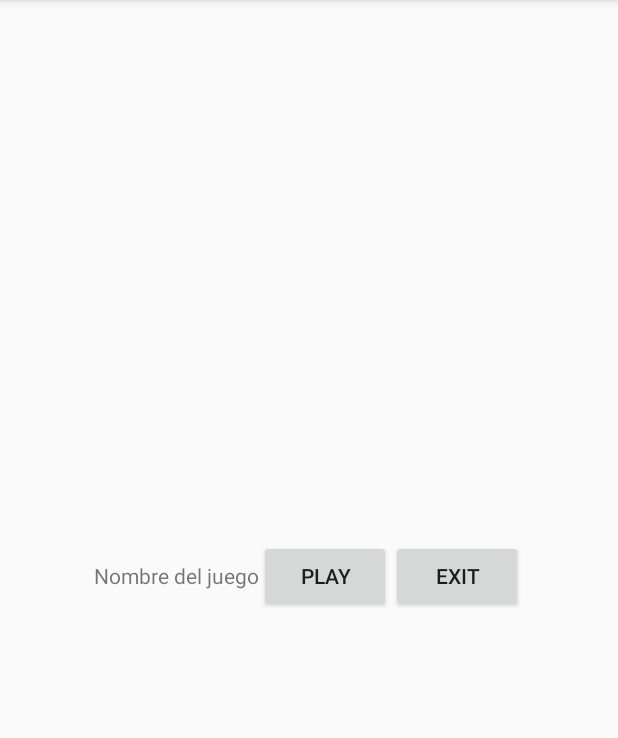
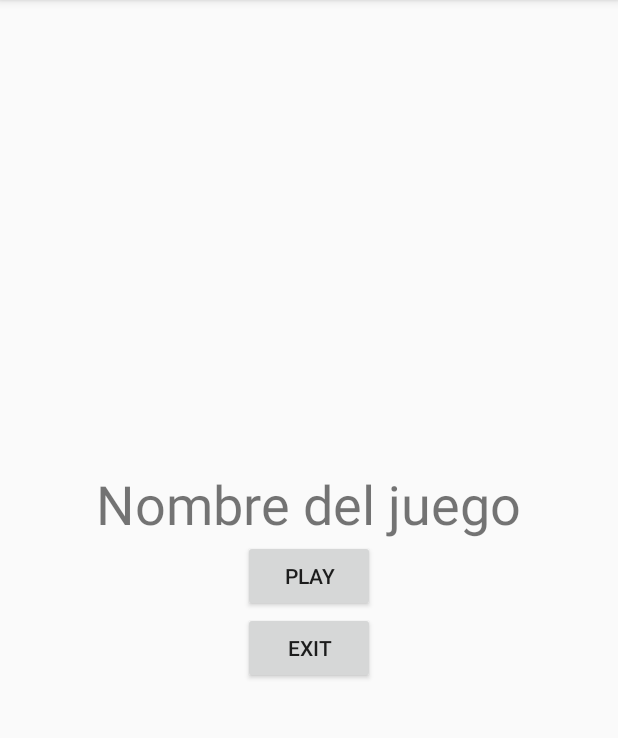
Before and after one commit to Darakdk/TestGit, an Android app: the screen it shows after launch (MainActivity), on a phone screen of 412 x 824 dp, the part 84-822 px from its top. Run offline under Robolectric (Android 15) with nearby library versions, the phone set to English and light mode, and no system bars.

Commit message:
Eso es para que veas lo guay que soy

```diff
--- a/app/src/main/res/layout/activity_main.xml
+++ b/app/src/main/res/layout/activity_main.xml
@@ -8,7 +8,8 @@
     android:paddingRight="@dimen/activity_horizontal_margin"
     android:paddingTop="@dimen/activity_vertical_margin"
     tools:context="com.example.clara.testgit.MainActivity"
-    android:gravity="center">
+    android:gravity="center"
+    android:orientation="vertical">
 
     <LinearLayout
         android:layout_width="wrap_content"
@@ -17,7 +18,8 @@
         android:layout_width="wrap_content"
         android:layout_height="wrap_content"
         android:text="Nombre del juego"
-        android:layout_gravity="center"/>
+        android:layout_gravity="center"
+        android:textSize="36dp"/>
     </LinearLayout>
 
     <LinearLayout
```
